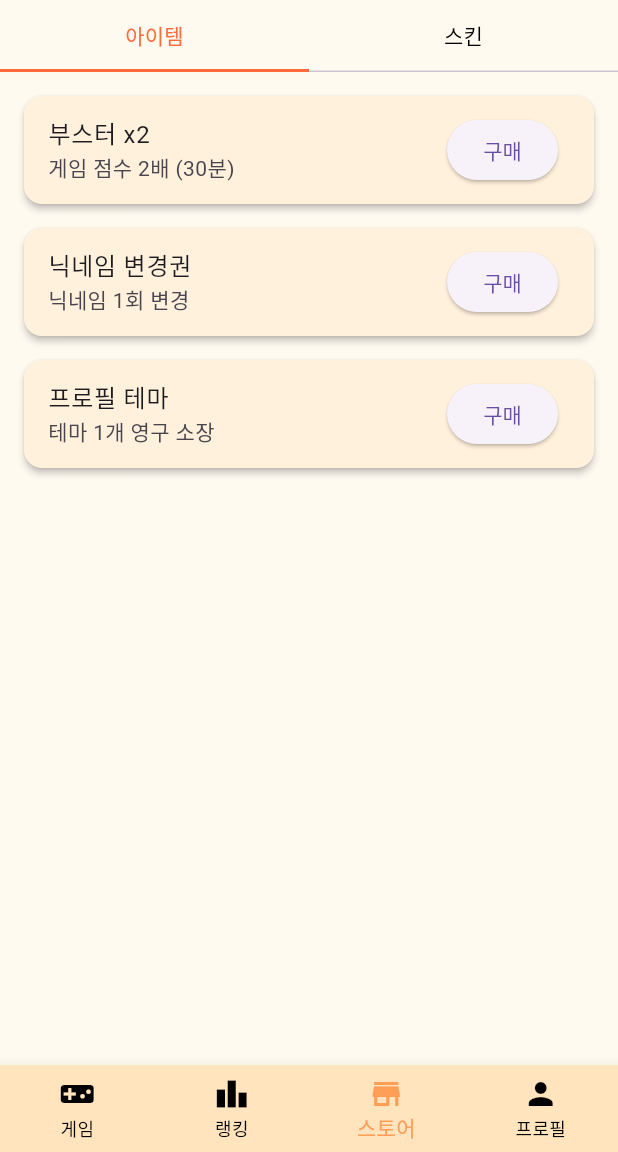
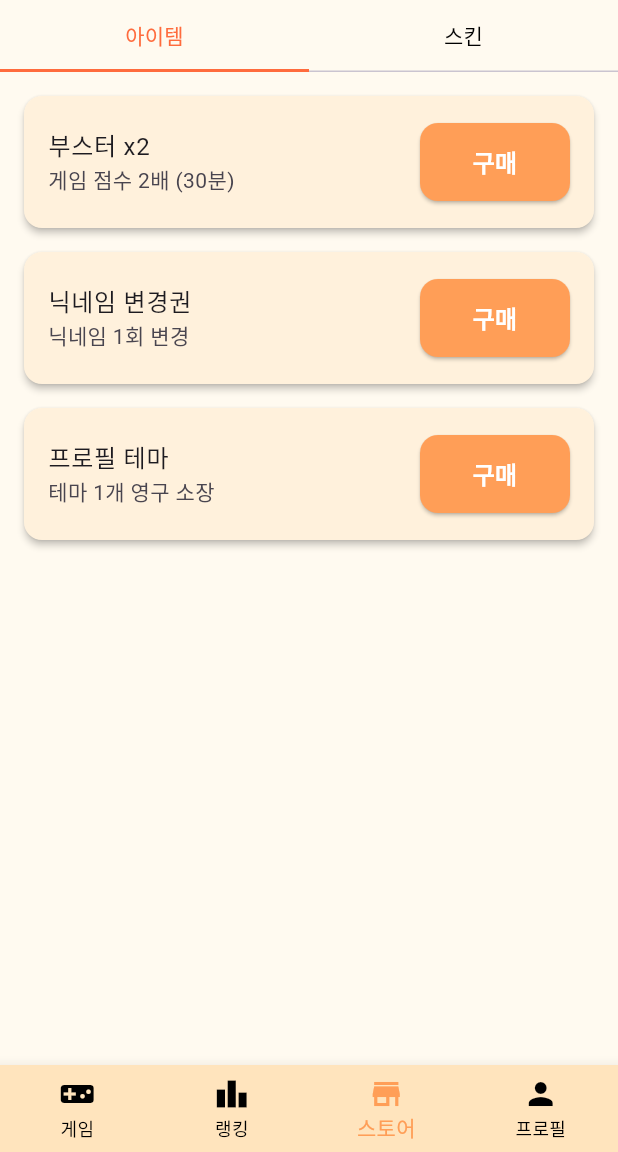
Before and after one commit to niw5924/mini-world, a Flutter app: the screen it shows once a user with an empty profile is signed in, item 3 of the bottom bar chosen, on a phone screen of 412 x 824 dp, the part 84-1236 px from its top. Run offline on Flutter 3.47's test engine with Material 3 defaults, Android fonts, the phone set to English and light mode, and no system bars; our stand-ins replace firebase_auth, firebase_core, flutter_dotenv, google_sign_in; accounts and stored records are empty; network calls fail; Roboto replaces fonts that are missing (DungGeunMo).

Commit message:
feat: 미니월드버튼 width 필드 추가

```diff
--- a/lib/store/store_tab.dart
+++ b/lib/store/store_tab.dart
@@ -1,5 +1,6 @@
 import 'package:flutter/material.dart';
 import 'package:mini_world/constants/app_colors.dart';
+import 'package:mini_world/widgets/mini_world_button.dart';
 
 class StoreTab extends StatelessWidget {
   const StoreTab({super.key});
@@ -63,9 +64,13 @@ class _StoreList extends StatelessWidget {
             borderRadius: BorderRadius.circular(12),
           ),
           child: ListTile(
+            contentPadding: const EdgeInsets.symmetric(
+              horizontal: 16,
+              vertical: 8,
+            ),
             title: Text(title),
             subtitle: Text(subtitle),
-            trailing: ElevatedButton(onPressed: () {}, child: const Text('구매')),
+            trailing: MiniWorldButton(width: 100, text: '구매', onPressed: () {}),
           ),
         );
       },
--- a/lib/widgets/mini_world_button.dart
+++ b/lib/widgets/mini_world_button.dart
@@ -2,12 +2,14 @@ import 'package:flutter/material.dart';
 import 'package:mini_world/constants/app_colors.dart';
 
 class MiniWorldButton extends StatelessWidget {
+  final double width;
   final String text;
   final VoidCallback onPressed;
   final bool enabled;
 
   const MiniWorldButton({
     super.key,
+    this.width = double.infinity,
     required this.text,
     required this.onPressed,
     this.enabled = true,
@@ -16,7 +18,7 @@ class MiniWorldButton extends StatelessWidget {
   @override
   Widget build(BuildContext context) {
     return SizedBox(
-      width: double.infinity,
+      width: width,
       height: 52,
       child: ElevatedButton(
         onPressed: enabled ? onPressed : null,
```
